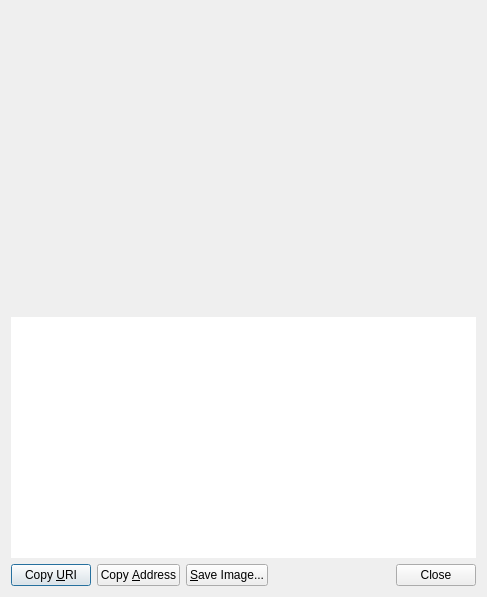
The window that src/qt/forms/receiverequestdialog.ui (caffeine239/bitcoin) describes before a commit, drawn with Qt 5.
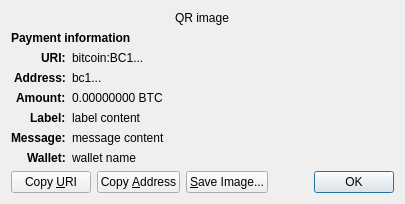
The same window after the commit. Custom widgets are drawn as their Qt base class.

Diff of the .ui file:
```diff
--- a/src/qt/forms/receiverequestdialog.ui
+++ b/src/qt/forms/receiverequestdialog.ui
@@ -6,60 +6,158 @@
    <rect>
     <x>0</x>
     <y>0</y>
-    <width>487</width>
-    <height>597</height>
+    <width>413</width>
+    <height>229</height>
    </rect>
   </property>
-  <layout class="QVBoxLayout" name="verticalLayout_3">
-   <item>
-    <widget class="QRImageWidget" name="lblQRCode">
-     <property name="sizePolicy">
-      <sizepolicy hsizetype="Expanding" vsizetype="Fixed">
-       <horstretch>0</horstretch>
-       <verstretch>0</verstretch>
-      </sizepolicy>
+  <property name="windowTitle">
+   <string>Request payment to ...</string>
+  </property>
+  <layout class="QGridLayout" name="gridLayout" columnstretch="0,1">
+   <property name="sizeConstraint">
+    <enum>QLayout::SetFixedSize</enum>
+   </property>
+   <item row="0" column="0" colspan="2" alignment="Qt::AlignHCenter">
+    <widget class="QRImageWidget" name="qr_code">
+     <property name="text">
+      <string notr="true">QR image</string>
      </property>
-     <property name="minimumSize">
-      <size>
-       <width>300</width>
-       <height>300</height>
-      </size>
+     <property name="textInteractionFlags">
+      <set>Qt::NoTextInteraction</set>
      </property>
-     <property name="toolTip">
-      <string>QR Code</string>
+    </widget>
+   </item>
+   <item row="1" column="0" colspan="2">
+    <widget class="QLabel" name="payment_header">
+     <property name="font">
+      <font>
+       <weight>75</weight>
+       <bold>true</bold>
+      </font>
      </property>
+     <property name="text">
+      <string>Payment information</string>
+     </property>
+     <property name="textInteractionFlags">
+      <set>Qt::NoTextInteraction</set>
+     </property>
+    </widget>
+   </item>
+   <item row="2" column="0" alignment="Qt::AlignRight|Qt::AlignTop">
+    <widget class="QLabel" name="uri_tag">
+     <property name="font">
+      <font>
+       <weight>75</weight>
+       <bold>true</bold>
+      </font>
+     </property>
+     <property name="text">
+      <string notr="true">URI:</string>
+     </property>
      <property name="textFormat">
       <enum>Qt::PlainText</enum>
      </property>
-     <property name="alignment">
-      <set>Qt::AlignCenter</set>
+     <property name="textInteractionFlags">
+      <set>Qt::NoTextInteraction</set>
      </property>
+    </widget>
+   </item>
+   <item row="2" column="1" alignment="Qt::AlignTop">
+    <widget class="QLabel" name="uri_content">
+     <property name="text">
+      <string notr="true">bitcoin:BC1...</string>
+     </property>
+     <property name="textFormat">
+      <enum>Qt::RichText</enum>
+     </property>
      <property name="wordWrap">
       <bool>true</bool>
      </property>
     </widget>
    </item>
-   <item>
-    <widget class="QTextEdit" name="outUri">
-     <property name="sizePolicy">
-      <sizepolicy hsizetype="Expanding" vsizetype="Expanding">
-       <horstretch>0</horstretch>
-       <verstretch>0</verstretch>
-      </sizepolicy>
+   <item row="3" column="0" alignment="Qt::AlignRight|Qt::AlignTop">
+    <widget class="QLabel" name="address_tag">
+     <property name="font">
+      <font>
+       <weight>75</weight>
+       <bold>true</bold>
+      </font>
      </property>
-     <property name="minimumSize">
-      <size>
-       <width>0</width>
-       <height>50</height>
-      </size>
+     <property name="text">
+      <string>Address:</string>
      </property>
-     <property name="frameShape">
-      <enum>QFrame::NoFrame</enum>
+     <property name="textInteractionFlags">
+      <set>Qt::NoTextInteraction</set>
      </property>
-     <property name="frameShadow">
-      <enum>QFrame::Plain</enum>
+    </widget>
+   </item>
+   <item row="3" column="1" alignment="Qt::AlignTop">
+    <widget class="QLabel" name="address_content">
+     <property name="text">
+      <string notr="true">bc1...</string>
      </property>
-     <property name="tabChangesFocus">
+     <property name="textFormat">
+      <enum>Qt::PlainText</enum>
+     </property>
+     <property name="textInteractionFlags">
+      <set>Qt::TextSelectableByMouse</set>
+     </property>
+    </widget>
+   </item>
+   <item row="4" column="0" alignment="Qt::AlignRight|Qt::AlignTop">
+    <widget class="QLabel" name="amount_tag">
+     <property name="font">
+      <font>
+       <weight>75</weight>
+       <bold>true</bold>
+      </font>
+     </property>
+     <property name="text">
+      <string>Amount:</string>
+     </property>
+     <property name="textInteractionFlags">
+      <set>Qt::NoTextInteraction</set>
+     </property>
+    </widget>
+   </item>
+   <item row="4" column="1" alignment="Qt::AlignTop">
+    <widget class="QLabel" name="amount_content">
+     <property name="text">
+      <string notr="true">0.00000000 BTC</string>
+     </property>
+     <property name="textFormat">
+      <enum>Qt::PlainText</enum>
+     </property>
+     <property name="textInteractionFlags">
+      <set>Qt::TextSelectableByMouse</set>
+     </property>
+    </widget>
+   </item>
+   <item row="5" column="0" alignment="Qt::AlignRight|Qt::AlignTop">
+    <widget class="QLabel" name="label_tag">
+     <property name="font">
+      <font>
+       <weight>75</weight>
+       <bold>true</bold>
+      </font>
+     </property>
+     <property name="text">
+      <string>Label:</string>
+     </property>
+     <property name="textInteractionFlags">
+      <set>Qt::NoTextInteraction</set>
+     </property>
+    </widget>
+   </item>
+   <item row="5" column="1" alignment="Qt::AlignTop">
+    <widget class="QLabel" name="label_content">
+     <property name="text">
+      <string notr="true">label content</string>
+     </property>
+     <property name="textFormat">
+      <enum>Qt::PlainText</enum>
+     </property>
+     <property name="wordWrap">
       <bool>true</bool>
      </property>
      <property name="textInteractionFlags">
@@ -67,13 +165,80 @@
      </property>
     </widget>
    </item>
-   <item>
+   <item row="6" column="0" alignment="Qt::AlignRight|Qt::AlignTop">
+    <widget class="QLabel" name="message_tag">
+     <property name="font">
+      <font>
+       <weight>75</weight>
+       <bold>true</bold>
+      </font>
+     </property>
+     <property name="text">
+      <string>Message:</string>
+     </property>
+     <property name="textInteractionFlags">
+      <set>Qt::NoTextInteraction</set>
+     </property>
+    </widget>
+   </item>
+   <item row="6" column="1" alignment="Qt::AlignTop">
+    <widget class="QLabel" name="message_content">
+     <property name="text">
+      <string notr="true">message content</string>
+     </property>
+     <property name="textFormat">
+      <enum>Qt::PlainText</enum>
+     </property>
+     <property name="wordWrap">
+      <bool>true</bool>
+     </property>
+     <property name="textInteractionFlags">
+      <set>Qt::TextSelectableByMouse</set>
+     </property>
+    </widget>
+   </item>
+   <item row="7" column="0" alignment="Qt::AlignRight|Qt::AlignTop">
+    <widget class="QLabel" name="wallet_tag">
+     <property name="font">
+      <font>
+       <weight>75</weight>
+       <bold>true</bold>
+      </font>
+     </property>
+     <property name="text">
+      <string>Wallet:</string>
+     </property>
+     <property name="textInteractionFlags">
+      <set>Qt::NoTextInteraction</set>
+     </property>
+    </widget>
+   </item>
+   <item row="7" column="1" alignment="Qt::AlignTop">
+    <widget class="QLabel" name="wallet_content">
+     <property name="text">
+      <string notr="true">wallet name</string>
+     </property>
+     <property name="textFormat">
+      <enum>Qt::PlainText</enum>
+     </property>
+     <property name="wordWrap">
+      <bool>true</bool>
+     </property>
+     <property name="textInteractionFlags">
+      <set>Qt::TextSelectableByMouse</set>
+     </property>
+    </widget>
+   </item>
+   <item row="8" column="0" colspan="2">
     <layout class="QHBoxLayout" name="horizontalLayout">
      <item>
       <widget class="QPushButton" name="btnCopyURI">
        <property name="text">
         <string>Copy &amp;URI</string>
        </property>
+       <property name="autoDefault">
+        <bool>false</bool>
+       </property>
       </widget>
      </item>
      <item>
@@ -81,6 +246,9 @@
        <property name="text">
         <string>Copy &amp;Address</string>
        </property>
+       <property name="autoDefault">
+        <bool>false</bool>
+       </property>
       </widget>
      </item>
      <item>
@@ -88,6 +256,9 @@
        <property name="text">
         <string>&amp;Save Image...</string>
        </property>
+       <property name="autoDefault">
+        <bool>false</bool>
+       </property>
       </widget>
      </item>
      <item>
@@ -106,7 +277,7 @@
      <item>
       <widget class="QDialogButtonBox" name="buttonBox">
        <property name="standardButtons">
-        <set>QDialogButtonBox::Close</set>
+        <set>QDialogButtonBox::Ok</set>
        </property>
       </widget>
      </item>
```
Left out of the diff: 40 changed lines with no effect on the pictures.
